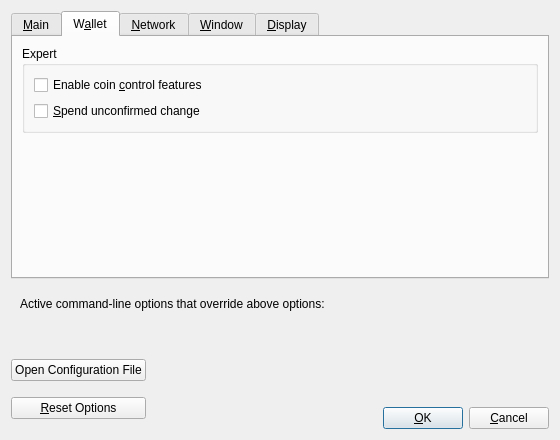
This is src/qt/forms/optionsdialog.ui in zzcasper/Joash-Coin-Sources as Qt 5 draws it before an edit. The edited form follows.
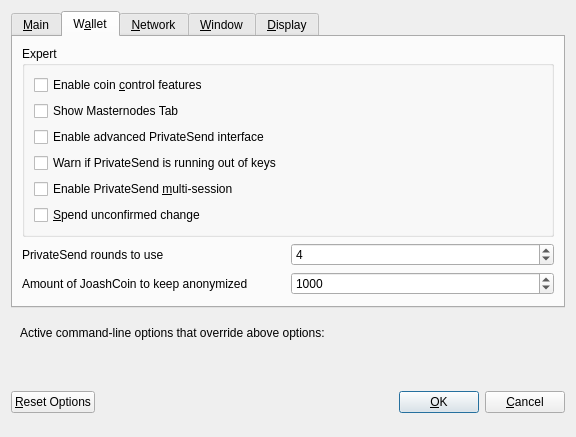
This is the edited form. The open tabs and pages were chosen to show the change. Custom widgets are drawn as their Qt base class.

Diff of the .ui file:
```diff
--- a/src/qt/forms/optionsdialog.ui
+++ b/src/qt/forms/optionsdialog.ui
@@ -6,8 +6,8 @@
    <rect>
     <x>0</x>
     <y>0</y>
-    <width>560</width>
-    <height>440</height>
+    <width>576</width>
+    <height>402</height>
    </rect>
   </property>
   <property name="windowTitle">
@@ -153,6 +153,46 @@
             </property>
            </widget>
           </item>
+          <item>
+           <widget class="QCheckBox" name="showMasternodesTab">
+            <property name="toolTip">
+             <string>Show additional tab listing all your masternodes in first sub-tab&lt;br/&gt;and all masternodes on the network in second sub-tab.</string>
+            </property>
+            <property name="text">
+             <string>Show Masternodes Tab</string>
+            </property>
+           </widget>
+          </item>
+          <item>
+           <widget class="QCheckBox" name="showAdvancedPSUI">
+            <property name="toolTip">
+             <string>Show additional information and buttons for PrivateSend on overview screen.</string>
+            </property>
+            <property name="text">
+             <string>Enable advanced PrivateSend interface</string>
+            </property>
+           </widget>
+          </item>
+          <item>
+           <widget class="QCheckBox" name="lowKeysWarning">
+            <property name="toolTip">
+             <string>Show warning dialog when PrivateSend detects that wallet has very low number of keys left.</string>
+            </property>
+            <property name="text">
+             <string>Warn if PrivateSend is running out of keys</string>
+            </property>
+           </widget>
+          </item>
+          <item>
+           <widget class="QCheckBox" name="privateSendMultiSession">
+            <property name="toolTip">
+             <string>Whether to use experimental PrivateSend mode with multiple mixing sessions per block.&lt;br/&gt;Note: You must use this feature carefully.&lt;br/&gt;Make sure you always have recent wallet (auto)backup in a safe place!</string>
+            </property>
+            <property name="text">
+             <string>Enable PrivateSend &amp;multi-session</string>
+            </property>
+           </widget>
+          </item>
           <item>
            <widget class="QCheckBox" name="spendZeroConfChange">
             <property name="toolTip">
@@ -166,6 +206,75 @@
          </layout>
         </widget>
        </item>
+       <item>
+        <layout class="QHBoxLayout" name="horizontalLayout_4_Wallet">
+         <item>
+          <widget class="QLabel" name="label">
+           <property name="toolTip">
+            <string>This setting determines the amount of individual masternodes that an input will be anonymized through.&lt;br/&gt;More rounds of anonymization gives a higher degree of privacy, but also costs more in fees.</string>
+           </property>
+           <property name="text">
+            <string>PrivateSend rounds to use</string>
+           </property>
+          </widget>
+         </item>
+         <item>
+          <widget class="QSpinBox" name="privateSendRounds">
+           <property name="minimum">
+            <number>2</number>
+           </property>
+           <property name="maximum">
+            <number>8</number>
+           </property>
+           <property name="value">
+            <number>4</number>
+           </property>
+          </widget>
+         </item>
+        </layout>
+       </item>
+       <item>
+        <layout class="QHBoxLayout" name="horizontalLayout">
+         <item>
+          <widget class="QLabel" name="label_2">
+           <property name="toolTip">
+            <string>This amount acts as a threshold to turn off PrivateSend once it's reached.</string>
+           </property>
+           <property name="statusTip">
+            <string notr="true"/>
+           </property>
+           <property name="whatsThis">
+            <string notr="true"/>
+           </property>
+           <property name="accessibleName">
+            <string notr="true"/>
+           </property>
+           <property name="accessibleDescription">
+            <string notr="true"/>
+           </property>
+           <property name="text">
+            <string>Amount of JoashCoin to keep anonymized</string>
+           </property>
+          </widget>
+         </item>
+         <item>
+          <widget class="QSpinBox" name="privateSendAmount">
+           <property name="minimum">
+            <number>2</number>
+           </property>
+           <property name="maximum">
+            <number>2000</number>
+           </property>
+           <property name="singleStep">
+            <number>10</number>
+           </property>
+           <property name="value">
+            <number>1000</number>
+           </property>
+          </widget>
+         </item>
+        </layout>
+       </item>
        <item>
         <spacer name="verticalSpacer_Wallet">
          <property name="orientation">
@@ -692,21 +801,6 @@
    <item>
     <layout class="QHBoxLayout" name="horizontalLayout_Buttons">
      <item>
-      <layout class="QVBoxLayout" name="verticalLayout_Buttons">
-       <item>
-        <widget class="QPushButton" name="openBitcoinConfButton">
-         <property name="toolTip">
-          <string>Open the %1 configuration file from the working directory.</string>
-         </property>
-         <property name="text">
-          <string>Open Configuration File</string>
-         </property>
-         <property name="autoDefault">
-          <bool>false</bool>
-         </property>
-        </widget>
-       </item>
-       <item>
         <widget class="QPushButton" name="resetButton">
          <property name="toolTip">
           <string>Reset all client options to default.</string>
@@ -719,8 +813,6 @@
          </property>
         </widget>
        </item>
-      </layout>
-     </item>
      <item>
       <spacer name="horizontalSpacer_1">
        <property name="orientation">
@@ -773,23 +865,6 @@
       </spacer>
      </item>
      <item>
-      <layout class="QVBoxLayout" name="verticalLayout_4">
-       <item>
-        <spacer name="verticalSpacer">
-         <property name="orientation">
-          <enum>Qt::Vertical</enum>
-         </property>
-         <property name="sizeHint" stdset="0">
-          <size>
-           <width>20</width>
-           <height>40</height>
-          </size>
-         </property>
-        </spacer>
-       </item>
-       <item>
-        <layout class="QHBoxLayout" name="horizontalLayout">
-         <item>
           <widget class="QPushButton" name="okButton">
            <property name="text">
             <string>&amp;OK</string>
@@ -815,10 +890,6 @@
         </layout>
        </item>
       </layout>
-     </item>
-    </layout>
-   </item>
-  </layout>
  </widget>
  <customwidgets>
   <customwidget>
```
Left out of the diff: 100 changed lines with no effect on the pictures. Lines whose indentation alone changed are shown as unchanged.
